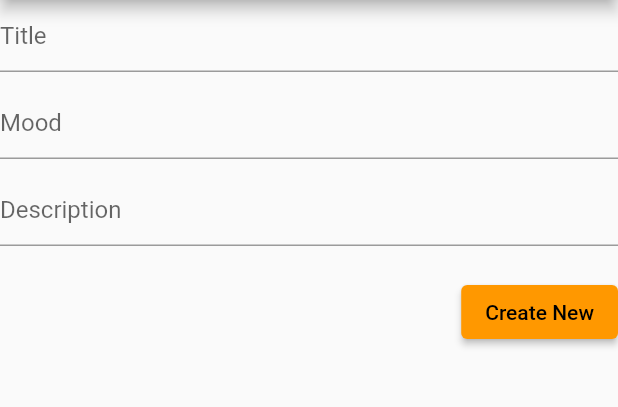
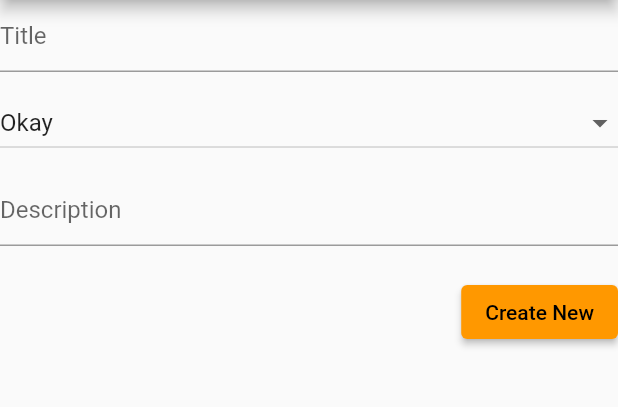
Before and after one commit to arjunpatel-01/journal_project, a Flutter app: the CreateOrUpdatePage screen opened by its route, after a tap on "Create New", on a phone screen of 412 x 824 dp, the part 84-491 px from its top. Run offline on Flutter 3.47's test engine with Material 2 defaults, Android fonts, the phone set to English and light mode, and no system bars; our stand-ins replace go_router, sqflite; accounts and stored records are empty.

Commit message:
dropdown and pop conditions

```diff
--- a/lib/pages/create_update_form.dart
+++ b/lib/pages/create_update_form.dart
@@ -15,20 +15,29 @@ class CreateOrUpdatePage extends StatefulWidget {
 }
 
 class CreateOrUpdatePageState extends State<CreateOrUpdatePage> {
+  String _dropdownValue = "Okay"; //necessary initializer
   @override
   void initState() {
     super.initState();
+    _dropdownValue = widget.journal == null ? "Okay" : widget.journal!.mood;
   }
 
   final TextEditingController _titleController = TextEditingController();
-  final TextEditingController _moodController = TextEditingController();
   final TextEditingController _descriptionController = TextEditingController();
+
+  void dropdownCallback(String? value) {
+    if (value is String) {
+      setState(() {
+        _dropdownValue = value;
+      });
+    }
+  }
 
   // Insert a new journal to the database
   Future<void> _addEntry() async {
     await SQLHelper.createEntry(JournalDTO(
         title: _titleController.text,
-        mood: _moodController.text,
+        mood: _dropdownValue,
         description: _descriptionController.text));
     await Provider.of<JournalProvider>(context, listen: false).getAllJournals();
   }
@@ -39,10 +48,18 @@ class CreateOrUpdatePageState extends State<CreateOrUpdatePage> {
         id,
         JournalDTO(
             title: _titleController.text,
-            mood: _moodController.text,
+            mood: _dropdownValue,
             description: _descriptionController.text));
     await Provider.of<JournalProvider>(context, listen: false).getAllJournals();
   }
+
+  final moods = const [
+    DropdownMenuItem(value: "Awesome", child: Text("Awesome")),
+    DropdownMenuItem(value: "Good", child: Text("Good")),
+    DropdownMenuItem(value: "Okay", child: Text("Okay")),
+    DropdownMenuItem(value: "Bad", child: Text("Bad")),
+    DropdownMenuItem(value: "Terrible", child: Text("Terrible")),
+  ];
 
   @override
   Widget build(BuildContext context) {
@@ -50,7 +67,6 @@ class CreateOrUpdatePageState extends State<CreateOrUpdatePage> {
     if (widget.journal != null) {
       id = widget.journal!.id;
       _titleController.text = widget.journal!.title;
-      _moodController.text = widget.journal!.mood;
       _descriptionController.text = widget.journal!.description;
     }
     return Scaffold(
@@ -68,9 +84,17 @@ class CreateOrUpdatePageState extends State<CreateOrUpdatePage> {
             const SizedBox(
               height: 10,
             ),
-            TextField(
-              controller: _moodController,
-              decoration: const InputDecoration(hintText: 'Mood'),
+            DropdownButton(
+              items: const [
+                DropdownMenuItem(value: "Awesome", child: Text("Awesome")),
+                DropdownMenuItem(value: "Good", child: Text("Good")),
+                DropdownMenuItem(value: "Okay", child: Text("Okay")),
+                DropdownMenuItem(value: "Bad", child: Text("Bad")),
+                DropdownMenuItem(value: "Terrible", child: Text("Terrible")),
+              ],
+              value: _dropdownValue,
+              onChanged: dropdownCallback,
+              isExpanded: true,
             ),
             const SizedBox(
               height: 10,
@@ -84,7 +108,6 @@ class CreateOrUpdatePageState extends State<CreateOrUpdatePage> {
             ),
             ElevatedButton(
               onPressed: () async {
-                // Save new journal
                 if (id == null) {
                   await _addEntry();
                 }
@@ -93,16 +116,10 @@ class CreateOrUpdatePageState extends State<CreateOrUpdatePage> {
                   await _updateEntry(id);
                 }
 
-                // Clear the text fields
-                _titleController.text = '';
-                _moodController.text = '';
-                _descriptionController.text = '';
-
-                // Close the bottom sheet
+                // Return to previous page
                 await Future.delayed(const Duration(seconds: 1));
                 if (!context.mounted) return;
-                GoRouter.of(context).pop();
-                // _refreshJournals();
+                GoRouter.of(context).pop('update');
               },
               child: Text(id == null ? 'Create New' : 'Update'),
             )
```
